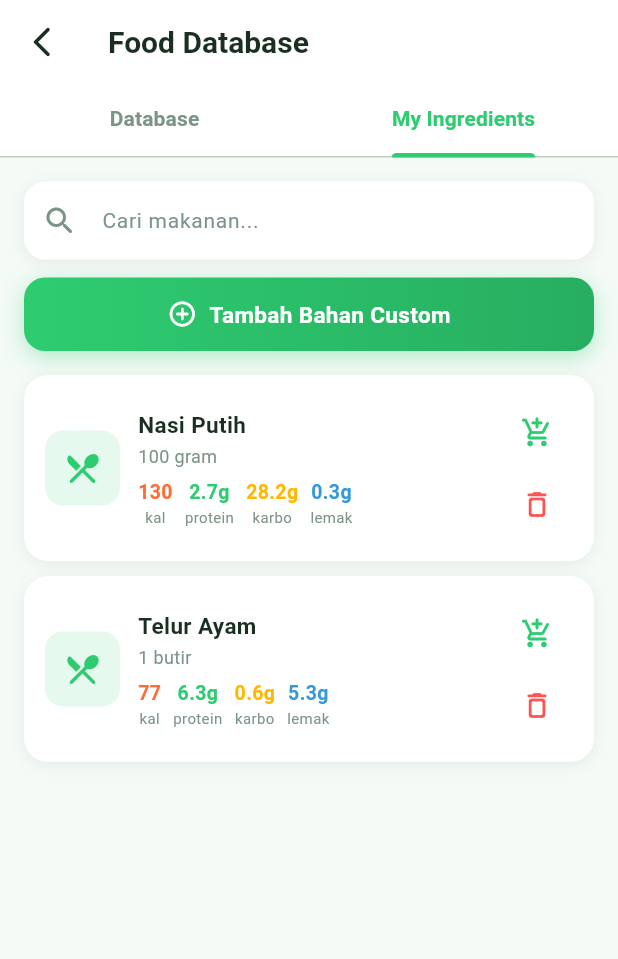
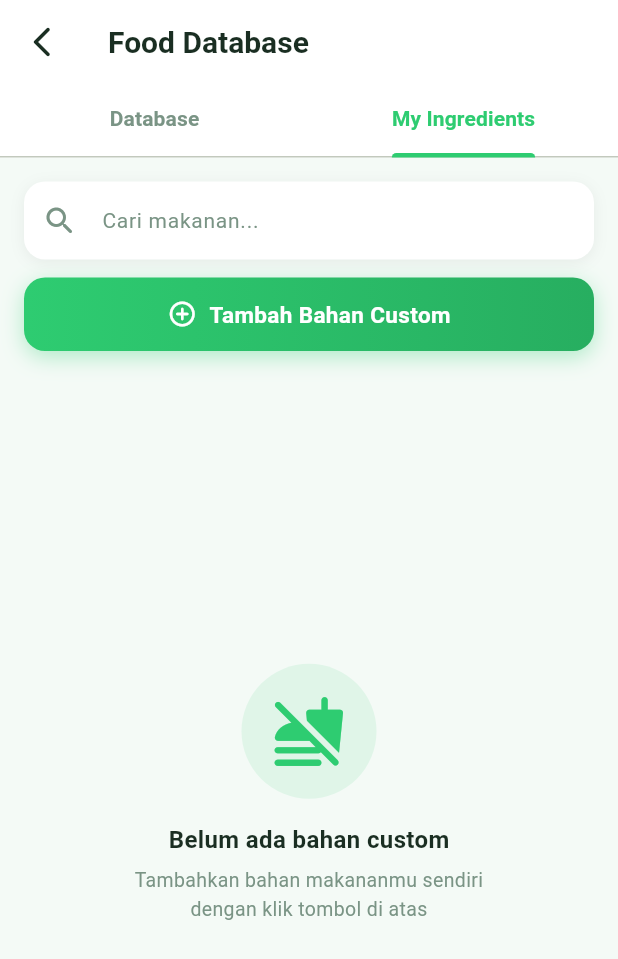
Before and after one commit to Nnurvyy/A6-Aplikasi-Manajemen-Kalori-dan-Nutrisi, a Flutter app: the FoodDatabaseScreen screen opened directly, on a phone screen of 412 x 824 dp. Shown: the top 959 px of the screen. Run offline on Flutter 3.47's test engine with Material 3 defaults, Android fonts, the light colour scheme and no system bars; our stand-ins replace google_fonts, hive, hive_flutter, image_picker; missing offline and left inert: flutter_vision; accounts and stored records are empty.

Commit message:
fix: resolve merge conflicts between feature branches and main

```diff
--- a/lib/features/screen/PilihMakananManual.dart
+++ b/lib/features/screen/PilihMakananManual.dart
@@ -1,6 +1,6 @@
 import 'package:flutter/material.dart';
 import 'package:flutter/services.dart';
-import 'food_database_screen.dart';
+import 'food_item_model.dart';
 
 class PilihMakananManual extends StatefulWidget {
   const PilihMakananManual({super.key});
--- a/lib/features/screen/food_database_screen.dart
+++ b/lib/features/screen/food_database_screen.dart
@@ -1,25 +1,11 @@
 import 'package:flutter/material.dart';
+import 'package:uuid/uuid.dart';
+import 'food_item_model.dart';
 import 'PilihMakananManual.dart';
+import '../food/models/food_model.dart';
+import '../../services/hive_service.dart';
 
-class FoodItem {
-  final String name;
-  final double servingSize;
-  final String unit;
-  final double calories;
-  final double protein;
-  final double carbs;
-  final double fat;
-
-  FoodItem({
-    required this.name,
-    required this.servingSize,
-    required this.unit,
-    required this.calories,
-    required this.protein,
-    required this.carbs,
-    required this.fat,
-  });
-}
+// FoodItem lokal dihapus — sekarang pakai FoodModel (Hive) supaya persisten.
 
 class FoodDatabaseScreen extends StatefulWidget {
   const FoodDatabaseScreen({super.key});
@@ -33,26 +19,10 @@ class _FoodDatabaseScreenState extends State<FoodDatabaseScreen>
   late TabController _tabController;
   final TextEditingController _searchController = TextEditingController();
 
-  final List<FoodItem> _myIngredients = [
-    FoodItem(
-      name: 'Nasi Putih',
-      servingSize: 100,
-      unit: 'gram',
-      calories: 130,
-      protein: 2.7,
-      carbs: 28.2,
-      fat: 0.3,
-    ),
-    FoodItem(
-      name: 'Telur Ayam',
-      servingSize: 1,
-      unit: 'butir',
-      calories: 77,
-      protein: 6.3,
-      carbs: 0.6,
-      fat: 5.3,
-    ),
-  ];
+  // Baca langsung dari Hive — hanya tampilkan food milik user (isApproved=false = custom)
+  List<FoodModel> get _myIngredients =>
+      HiveService.foods.values.where((f) => !f.isApproved).toList()
+        ..sort((a, b) => a.name.compareTo(b.name));
 
   static const Color _primary = Color(0xFF2ECC71);
   static const Color _primaryDark = Color(0xFF27AE60);
@@ -78,7 +48,7 @@ class _FoodDatabaseScreenState extends State<FoodDatabaseScreen>
     super.dispose();
   }
 
-  void _deleteIngredient(int index) {
+  void _deleteIngredient(FoodModel item) {
     showDialog(
       context: context,
       builder:
@@ -90,9 +60,7 @@ class _FoodDatabaseScreenState extends State<FoodDatabaseScreen>
               'Hapus Bahan?',
               style: TextStyle(fontWeight: FontWeight.bold),
             ),
-            content: Text(
-              'Yakin ingin menghapus "${_myIngredients[index].name}"?',
-            ),
+            content: Text('Yakin ingin menghapus "${item.name}"?'),
             actions: [
               TextButton(
                 onPressed: () => Navigator.pop(context),
@@ -105,9 +73,12 @@ class _FoodDatabaseScreenState extends State<FoodDatabaseScreen>
                     borderRadius: BorderRadius.circular(8),
                   ),
                 ),
-                onPressed: () {
-                  setState(() => _myIngredients.removeAt(index));
-                  Navigator.pop(context);
+                onPressed: () async {
+                  await HiveService.foods.delete(item.id);
+                  if (mounted) {
+                    setState(() {});
+                    Navigator.pop(context);
+                  }
                 },
                 child: const Text(
                   'Hapus',
@@ -124,8 +95,25 @@ class _FoodDatabaseScreenState extends State<FoodDatabaseScreen>
       context,
       MaterialPageRoute(builder: (_) => const PilihMakananManual()),
     );
-    if (result != null) {
-      setState(() => _myIngredients.add(result));
+    if (result != null && mounted) {
+      // Konversi FoodItem (dari PilihMakananManual) → FoodModel lalu simpan ke Hive
+      final food = FoodModel(
+        id: const Uuid().v4(),
+        name: result.name,
+        category: 'Lainnya',
+        calories: result.calories,
+        protein: result.protein,
+        carbs: result.carbs,
+        fat: result.fat,
+        defaultServingSize: result.servingSize,
+        isApproved:
+            false, // false = bahan custom milik user (bukan dari database resmi)
+        createdAt: DateTime.now(),
+        description:
+            result.unit, // simpan satuan (gram/butir/dll) di description
+      );
+      await HiveService.foods.put(food.id, food);
+      setState(() {});
     }
   }
 
@@ -200,6 +188,7 @@ class _FoodDatabaseScreenState extends State<FoodDatabaseScreen>
   }
 
   Widget _buildMyIngredientsTab() {
+    final items = _myIngredients;
     return Padding(
       padding: const EdgeInsets.all(16),
       child: Column(
@@ -210,13 +199,12 @@ class _FoodDatabaseScreenState extends State<FoodDatabaseScreen>
           const SizedBox(height: 16),
           Expanded(
             child:
-                _myIngredients.isEmpty
+                items.isEmpty
                     ? _buildEmptyState()
                     : ListView.separated(
-                      itemCount: _myIngredients.length,
+                      itemCount: items.length,
                       separatorBuilder: (_, __) => const SizedBox(height: 10),
-                      itemBuilder:
-                          (_, i) => _buildIngredientCard(_myIngredients[i], i),
+                      itemBuilder: (_, i) => _buildIngredientCard(items[i]),
                     ),
           ),
         ],
@@ -297,7 +285,12 @@ class _FoodDatabaseScreenState extends State<FoodDatabaseScreen>
     );
   }
 
-  Widget _buildIngredientCard(FoodItem item, int index) {
+  Widget _buildIngredientCard(FoodModel item) {
+    // unit tersimpan di description saat save dari PilihMakananManual
+    final unit =
+        (item.description != null && item.description!.isNotEmpty)
+            ? item.description!
+            : 'gram';
     return Container(
       decoration: BoxDecoration(
         color: _surface,
@@ -341,7 +334,7 @@ class _FoodDatabaseScreenState extends State<FoodDatabaseScreen>
                 ),
                 const SizedBox(height: 2),
                 Text(
-                  '${item.servingSize.toStringAsFixed(0)} ${item.unit}',
+                  '${item.defaultServingSize.toStringAsFixed(0)} $unit',
                   style: TextStyle(color: _textMuted, fontSize: 12),
                 ),
                 const SizedBox(height: 6),
@@ -402,7 +395,7 @@ class _FoodDatabaseScreenState extends State<FoodDatabaseScreen>
                   color: Colors.redAccent,
                   size: 22,
                 ),
-                onPressed: () => _deleteIngredient(index),
+                onPressed: () => _deleteIngredient(item),
               ),
             ],
           ),
--- /dev/null
+++ b/lib/features/screen/food_item_model.dart
@@ -0,0 +1,21 @@
+// Model sederhana untuk transfer data dari PilihMakananManual
+// ke FoodDatabaseScreen sebelum dikonversi ke FoodModel (Hive).
+class FoodItem {
+  final String name;
+  final double servingSize;
+  final String unit;
+  final double calories;
+  final double protein;
+  final double carbs;
+  final double fat;
+
+  const FoodItem({
+    required this.name,
+    required this.servingSize,
+    required this.unit,
+    required this.calories,
+    required this.protein,
+    required this.carbs,
+    required this.fat,
+  });
+}
--- a/lib/features/user_main_view.dart
+++ b/lib/features/user_main_view.dart
@@ -316,6 +316,9 @@ class _UserMainViewState extends State<UserMainView>
         color: const Color(0xFF2E7D32),
         shape: const CircularNotchedRectangle(),
         notchMargin: 8,
+        padding: EdgeInsets.zero,
+        child: SafeArea(
+          top: false,
           child: SizedBox(
             height: 60,
             child: Row(
@@ -326,6 +329,7 @@ class _UserMainViewState extends State<UserMainView>
                 _buildNavBtn(2),
                 _buildNavBtn(3),
               ],
+            ),
           ),
         ),
       ),
--- a/pubspec.yaml
+++ b/pubspec.yaml
@@ -10,6 +10,7 @@ dependencies:
   flutter:
     sdk: flutter
   cupertino_icons: ^1.0.8
+  uuid: ^4.5.1
 
   # Database
   hive: ^2.2.3
```
Also changed, not shown: pubspec.lock, 1 other file. Lines whose indentation alone changed are shown as unchanged.
